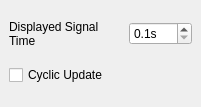
First picture: the form in src/config_widget/view_settings_dock_widget.ui, repository tools4BCI/TiA-Scope, before the edit.
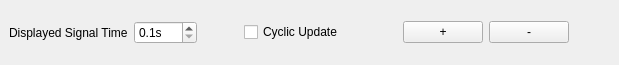
Second picture: the form after the edit. Icons and pictures are not drawn.

What changed in the file:
```diff
--- a/src/config_widget/view_settings_dock_widget.ui
+++ b/src/config_widget/view_settings_dock_widget.ui
@@ -6,16 +6,32 @@
    <rect>
     <x>0</x>
     <y>0</y>
-    <width>201</width>
-    <height>107</height>
+    <width>619</width>
+    <height>65</height>
    </rect>
   </property>
+  <property name="features">
+   <set>QDockWidget::AllDockWidgetFeatures</set>
+  </property>
+  <property name="allowedAreas">
+   <set>Qt::BottomDockWidgetArea|Qt::TopDockWidgetArea</set>
+  </property>
   <property name="windowTitle">
    <string>View Settings</string>
   </property>
   <widget class="QWidget" name="dockWidgetContents">
-   <layout class="QGridLayout" name="gridLayout">
-    <item row="0" column="1">
+   <layout class="QHBoxLayout" name="horizontalLayout">
+    <item>
+     <widget class="QLabel" name="label">
+      <property name="text">
+       <string>Displayed Signal Time</string>
+      </property>
+      <property name="wordWrap">
+       <bool>true</bool>
+      </property>
+     </widget>
+    </item>
+    <item>
      <widget class="QDoubleSpinBox" name="signalVisualisationTimeSpinBox">
       <property name="suffix">
        <string>s</string>
@@ -28,23 +44,80 @@
       </property>
      </widget>
     </item>
-    <item row="0" column="0">
-     <widget class="QLabel" name="label">
-      <property name="text">
-       <string>Displayed Signal Time</string>
+    <item>
+     <spacer name="horizontalSpacer">
+      <property name="orientation">
+       <enum>Qt::Horizontal</enum>
       </property>
-      <property name="wordWrap">
-       <bool>true</bool>
+      <property name="sizeHint" stdset="0">
+       <size>
+        <width>40</width>
+        <height>20</height>
+       </size>
       </property>
-     </widget>
+     </spacer>
     </item>
-    <item row="1" column="0">
+    <item>
      <widget class="QCheckBox" name="cyclicModeCheckBox">
       <property name="text">
        <string>Cyclic Update</string>
       </property>
      </widget>
     </item>
+    <item>
+     <spacer name="horizontalSpacer_2">
+      <property name="orientation">
+       <enum>Qt::Horizontal</enum>
+      </property>
+      <property name="sizeHint" stdset="0">
+       <size>
+        <width>40</width>
+        <height>20</height>
+       </size>
+      </property>
+     </spacer>
+    </item>
+    <item>
+     <widget class="QLabel" name="label_2">
+      <property name="text">
+       <string/>
+      </property>
+      <property name="pixmap">
+       <pixmap resource="../../resources.qrc">:/icons/autoscale.png</pixmap>
+      </property>
+     </widget>
+    </item>
+    <item>
+     <layout class="QHBoxLayout" name="horizontalLayout_2">
+      <item>
+       <widget class="QPushButton" name="increaseYScaling">
+        <property name="text">
+         <string>+</string>
+        </property>
+       </widget>
+      </item>
+      <item>
+       <widget class="QPushButton" name="decreaseYScaling">
+        <property name="text">
+         <string>-</string>
+        </property>
+       </widget>
+      </item>
+     </layout>
+    </item>
+    <item>
+     <spacer name="horizontalSpacer_3">
+      <property name="orientation">
+       <enum>Qt::Horizontal</enum>
+      </property>
+      <property name="sizeHint" stdset="0">
+       <size>
+        <width>40</width>
+        <height>20</height>
+       </size>
+      </property>
+     </spacer>
+    </item>
    </layout>
   </widget>
  </widget>
```
Left out of the diff: 4 changed lines with no effect on the pictures.
